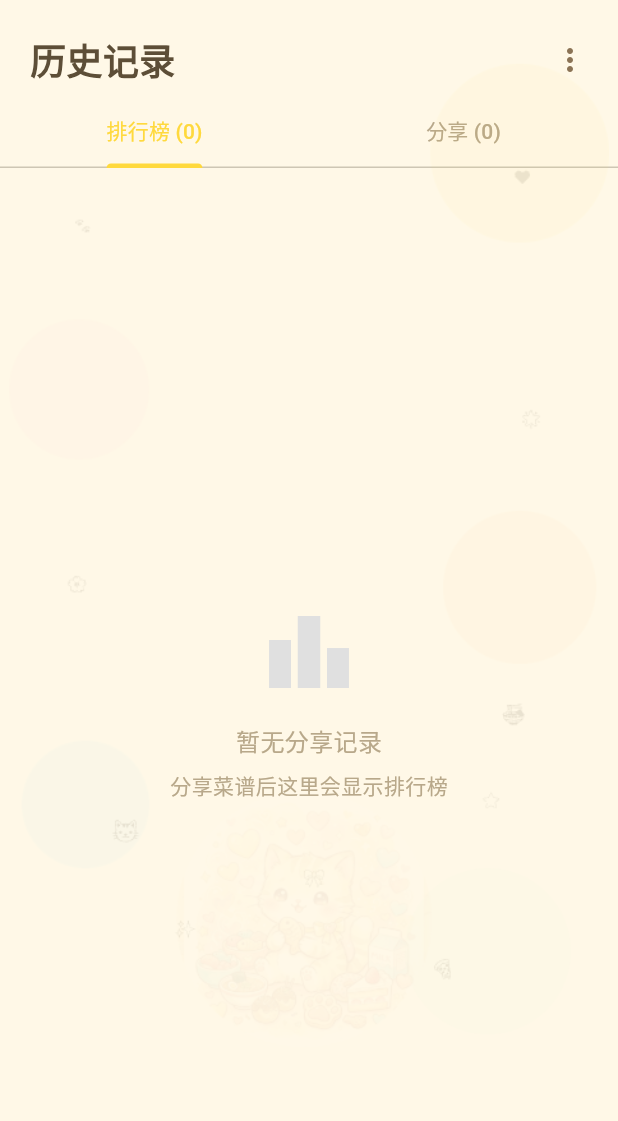
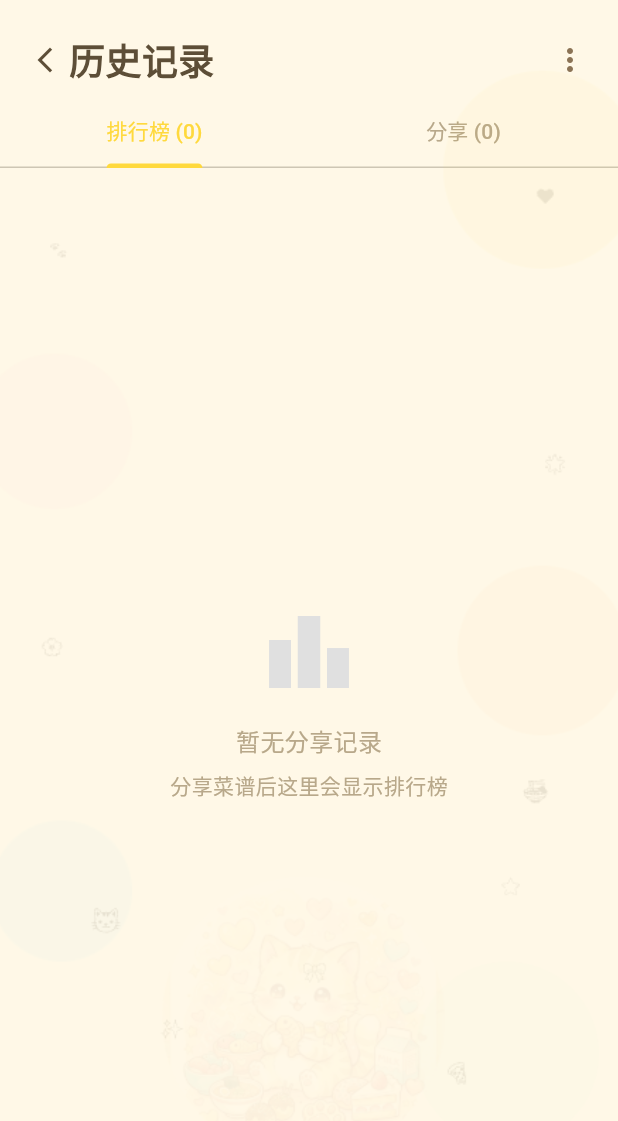
Before and after one commit to xiaofeiwuuu/meishi-app, a Flutter app: the HistoryPage screen opened directly, on a phone screen of 412 x 824 dp. Shown: the top 1121 px of the screen. Run offline on Flutter 3.47's test engine with Material 3 defaults, Android fonts, the phone set to English and light mode, and no system bars; our stand-ins replace cached_network_image, dio, file_picker, image_picker, qr_flutter, share_plus and 2 more; missing offline and left inert: mobile_scanner; accounts and stored records are empty.

Commit message:
feat(app): 底部导航最后一项改为"我的",历史记录移入个人中心
- TabBar 第 5 项 History → ProfilePage(person 图标 + "我的")
- 历史记录改为个人中心里的入口(push 进入)
- HistoryPage 加返回按钮(canPop 时)、去掉 tabbar 占位
- ProfilePage 作为 tab 时:底部留白防悬浮栏遮挡、登出 pop 加 canPop 守卫

Co-Authored-By: Claude Opus 4.8 (1M context) <noreply@anthropic.com>

```diff
--- a/lib/main.dart
+++ b/lib/main.dart
@@ -5,7 +5,7 @@ import 'pages/home_page.dart';
 import 'pages/fridge_page.dart';
 import 'pages/menu_page.dart';
 import 'pages/saved_page.dart';
-import 'pages/history_page.dart';
+import 'pages/profile_page.dart';
 import 'services/recipe_service.dart';
 import 'services/auth_service.dart';
 import 'stores/menu_store.dart';
@@ -92,7 +92,7 @@ class _MainPageState extends State<MainPage> {
     const FridgePage(),
     const MenuPage(),
     const SavedPage(),
-    const HistoryPage(),
+    const ProfilePage(),
   ];
 
   // Tab 配置
@@ -206,7 +206,7 @@ class _MainPageState extends State<MainPage> {
                               _buildNavItem(1, Icons.kitchen_rounded, 'Fridge'),
                               SizedBox(width: _centerGap),
                               _buildNavItem(3, Icons.favorite_rounded, 'Saved'),
-                              _buildNavItem(4, Icons.history_rounded, 'History'),
+                              _buildNavItem(4, Icons.person_rounded, '我的'),
                             ],
                           ),
                         ],
--- a/lib/pages/history_page.dart
+++ b/lib/pages/history_page.dart
@@ -135,7 +135,7 @@ class _HistoryPageState extends State<HistoryPage> with SingleTickerProviderStat
       backgroundColor: AppColors.background,
       body: BackgroundDecorations(
         variant: 7,
-        hasTabBar: true,
+        hasTabBar: false,
         child: SafeArea(
           child: Column(
             children: [
@@ -145,6 +145,17 @@ class _HistoryPageState extends State<HistoryPage> with SingleTickerProviderStat
               child: Row(
                 mainAxisAlignment: MainAxisAlignment.spaceBetween,
                 children: [
+                  Row(
+                    children: [
+                      if (Navigator.canPop(context))
+                        Padding(
+                          padding: const EdgeInsets.only(right: 6),
+                          child: GestureDetector(
+                            onTap: () => Navigator.pop(context),
+                            child: const Icon(Icons.arrow_back_ios_new,
+                                size: 20, color: AppColors.textPrimary),
+                          ),
+                        ),
                       const Text(
                         '历史记录',
                         style: TextStyle(
@@ -152,6 +163,8 @@ class _HistoryPageState extends State<HistoryPage> with SingleTickerProviderStat
                           fontWeight: FontWeight.bold,
                           color: AppColors.textPrimary,
                         ),
+                      ),
+                    ],
                   ),
                   PopupMenuButton<String>(
                     icon: const Icon(Icons.more_vert, color: AppColors.textSecondary),
```
Also changed, not shown: lib/pages/profile_page.dart (+7 -1 lines). Lines whose indentation alone changed are shown as unchanged.
